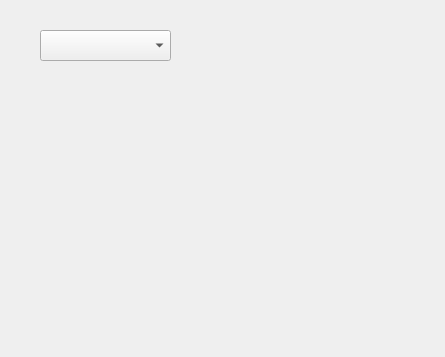
Above: admineditinfo.ui from suhaibchaudhry/lms_project before the change. Below: the same form after it.
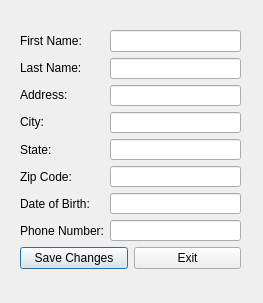
That is the form after the change.

Commit message: added window to enable admin to edit student information

```diff
--- a/admineditinfo.ui
+++ b/admineditinfo.ui
@@ -6,22 +6,134 @@
    <rect>
     <x>0</x>
     <y>0</y>
-    <width>445</width>
-    <height>357</height>
+    <width>263</width>
+    <height>303</height>
    </rect>
   </property>
   <property name="windowTitle">
    <string>Dialog</string>
   </property>
-  <widget class="QComboBox" name="comboBox">
+  <widget class="QWidget" name="">
    <property name="geometry">
     <rect>
-     <x>40</x>
+     <x>20</x>
      <y>30</y>
-     <width>131</width>
-     <height>31</height>
+     <width>221</width>
+     <height>239</height>
     </rect>
    </property>
+   <layout class="QVBoxLayout" name="verticalLayout_3">
+    <item>
+     <layout class="QHBoxLayout" name="horizontalLayout">
+      <item>
+       <layout class="QVBoxLayout" name="verticalLayout_2">
+        <item>
+         <widget class="QLabel" name="label">
+          <property name="text">
+           <string>First Name:</string>
+          </property>
+         </widget>
+        </item>
+        <item>
+         <widget class="QLabel" name="label_2">
+          <property name="text">
+           <string>Last Name:</string>
+          </property>
+         </widget>
+        </item>
+        <item>
+         <widget class="QLabel" name="label_3">
+          <property name="text">
+           <string>Address:</string>
+          </property>
+         </widget>
+        </item>
+        <item>
+         <widget class="QLabel" name="label_4">
+          <property name="text">
+           <string>City:</string>
+          </property>
+         </widget>
+        </item>
+        <item>
+         <widget class="QLabel" name="label_5">
+          <property name="text">
+           <string>State:</string>
+          </property>
+         </widget>
+        </item>
+        <item>
+         <widget class="QLabel" name="label_6">
+          <property name="text">
+           <string>Zip Code:</string>
+          </property>
+         </widget>
+        </item>
+        <item>
+         <widget class="QLabel" name="label_7">
+          <property name="text">
+           <string>Date of Birth:</string>
+          </property>
+         </widget>
+        </item>
+        <item>
+         <widget class="QLabel" name="label_8">
+          <property name="text">
+           <string>Phone Number:</string>
+          </property>
+         </widget>
+        </item>
+       </layout>
+      </item>
+      <item>
+       <layout class="QVBoxLayout" name="verticalLayout">
+        <item>
+         <widget class="QLineEdit" name="firstName"/>
+        </item>
+        <item>
+         <widget class="QLineEdit" name="lastName"/>
+        </item>
+        <item>
+         <widget class="QLineEdit" name="address"/>
+        </item>
+        <item>
+         <widget class="QLineEdit" name="city"/>
+        </item>
+        <item>
+         <widget class="QLineEdit" name="state"/>
+        </item>
+        <item>
+         <widget class="QLineEdit" name="zip"/>
+        </item>
+        <item>
+         <widget class="QLineEdit" name="dob"/>
+        </item>
+        <item>
+         <widget class="QLineEdit" name="phone"/>
+        </item>
+       </layout>
+      </item>
+     </layout>
+    </item>
+    <item>
+     <layout class="QHBoxLayout" name="horizontalLayout_2">
+      <item>
+       <widget class="QPushButton" name="pushButton">
+        <property name="text">
+         <string>Save Changes</string>
+        </property>
+       </widget>
+      </item>
+      <item>
+       <widget class="QPushButton" name="pushButton_2">
+        <property name="text">
+         <string>Exit</string>
+        </property>
+       </widget>
+      </item>
+     </layout>
+    </item>
+   </layout>
   </widget>
  </widget>
  <resources/>
```
The commit also changes 2 other files.
